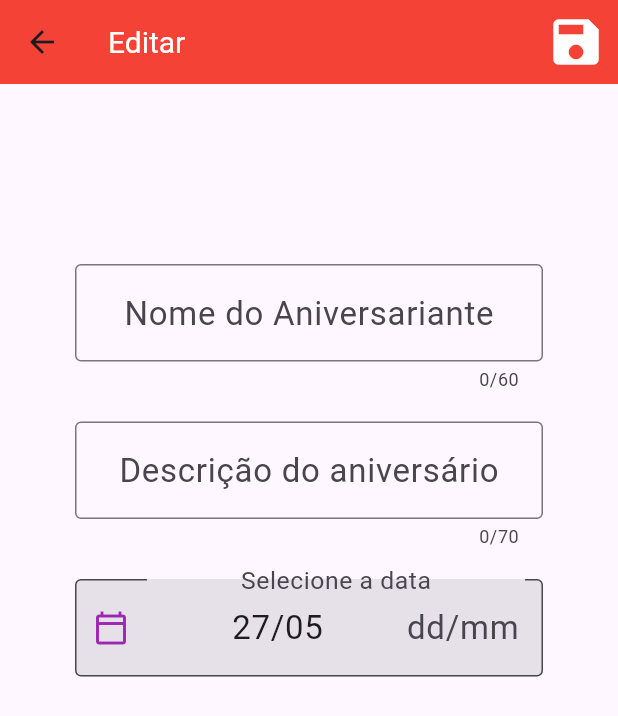
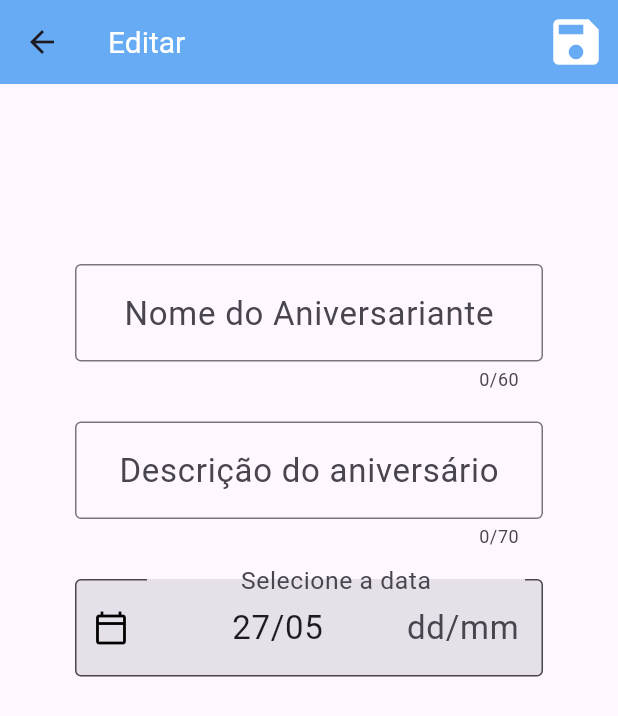
Before and after one commit to Intoxco/Projeto-Flutter, a Flutter app: the AniversarioEdicaoPage screen opened directly with empty values, on a phone screen of 412 x 824 dp. Shown: the top 716 px of the screen. Run offline on Flutter 3.47's test engine with Material 3 defaults, Android fonts, the phone set to English and light mode, and no system bars; our stand-ins replace cloud_firestore, firebase_auth, firebase_core; accounts and stored records are empty; network calls fail.

Commit message:
Alteração de cores e começo do perfil db

```diff
--- a/flutter_application_1/lib/controlller/perfil_controller.dart
+++ b/flutter_application_1/lib/controlller/perfil_controller.dart
@@ -1,10 +1,11 @@
 import 'package:flutter/material.dart';
 import 'package:intl/intl.dart';
 import '../model/usuario.dart';
+import '../model/perfil_model.dart';
 
 class PerfilController {
   bool edicao = false;
-
+  //final PerfilModel perfilModel = PerfilModel();
   final nomeController = TextEditingController(text: Usuario.nome);
   final dataController = TextEditingController(
     text: Usuario.data != null
@@ -48,6 +49,8 @@ class PerfilController {
       ScaffoldMessenger.of(context).showSnackBar(
         SnackBar(content: Text('Formulário enviado!')),
       );
+      print("nomes ${Usuario.nome} ${Usuario.recado} ${dataController.text}");
+      //perfilModel.adicionarPerfilInfo(Usuario.nome, Usuario.recado, Usuario.data,);
       edicao = false;
       callback();
     }
--- a/flutter_application_1/lib/view/aniversarios_editar_view.dart
+++ b/flutter_application_1/lib/view/aniversarios_editar_view.dart
@@ -39,7 +39,7 @@ class AniversarioEdicaoPage extends StatelessWidget{
             color:Colors.white
             ),
           ),
-        backgroundColor:Colors.red,
+        backgroundColor:Color(0xFF67ABF5),
         actions: [
           IconButton(
           onPressed: (){salvar(context);},
--- a/flutter_application_1/lib/view/perfil_view.dart
+++ b/flutter_application_1/lib/view/perfil_view.dart
@@ -45,7 +45,7 @@ class _PerfilPageState extends State<PerfilPage> {
                         onPressed: () => controller.mudarEstado(() => setState(() {})),
                         icon: Icon(
                           controller.edicao ? Icons.check : Icons.edit,
-                          color: Colors.white,
+                          color: Colors.grey,
                         ),
                       ),
                     ],
--- a/flutter_application_1/lib/widgets/date_picker.dart
+++ b/flutter_application_1/lib/widgets/date_picker.dart
@@ -55,7 +55,7 @@ class _DatePicker extends State<DatePicker>{
           filled:true,
           focusedBorder: OutlineInputBorder(
             borderSide: BorderSide(
-              color:Colors.blue
+              color:Colors.purple
             )
           ),
           prefixIcon:IconButton(
@@ -64,7 +64,7 @@ class _DatePicker extends State<DatePicker>{
             },
             icon:Icon(
               Icons.calendar_today_outlined,
-              color:Colors.purple
+              color:Colors.black
             )
           )
         )
```
Also changed, not shown: flutter_application_1/lib/model/perfil_model.dart (added, +25 -0 lines).
